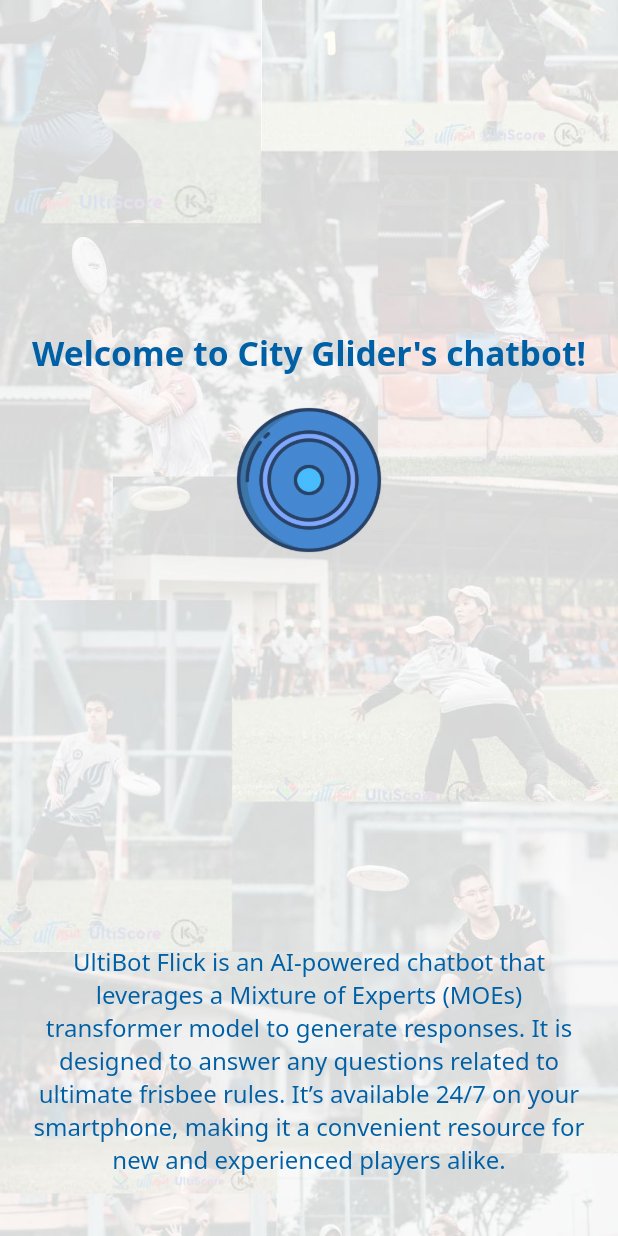
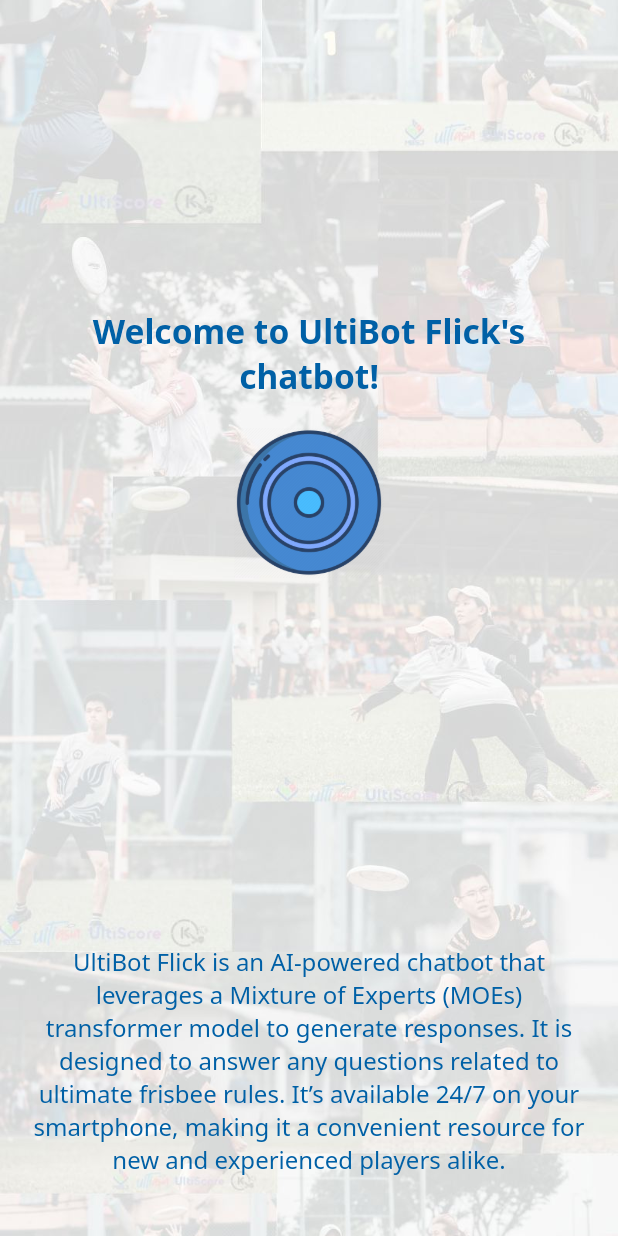
Before and after one commit to mjia0730/City-Gliders, a Flutter app: the screen it shows after launch, on a phone screen of 412 x 824 dp. Run offline on Flutter 3.47's test engine with Material 2 defaults, Android fonts, the light colour scheme and no system bars; our stand-ins replace chat_bubbles, cloud_firestore, firebase_core, google_fonts; accounts and stored records are empty.

Commit message:
modified chatbot's name

```diff
--- a/lib/landing_page.dart
+++ b/lib/landing_page.dart
@@ -30,7 +30,7 @@
                           builder: (context, constraints) {
                             double fontSize = constraints.maxWidth * 0.06; // Adjust the multiplier as needed
                             return Text(
-                              "Welcome to City Glider's chatbot!",
+                              "Welcome to UltiBot Flick's chatbot!",
                               style: TextStyle(
                                 fontSize: fontSize,
                                 fontWeight: FontWeight.bold,
```
